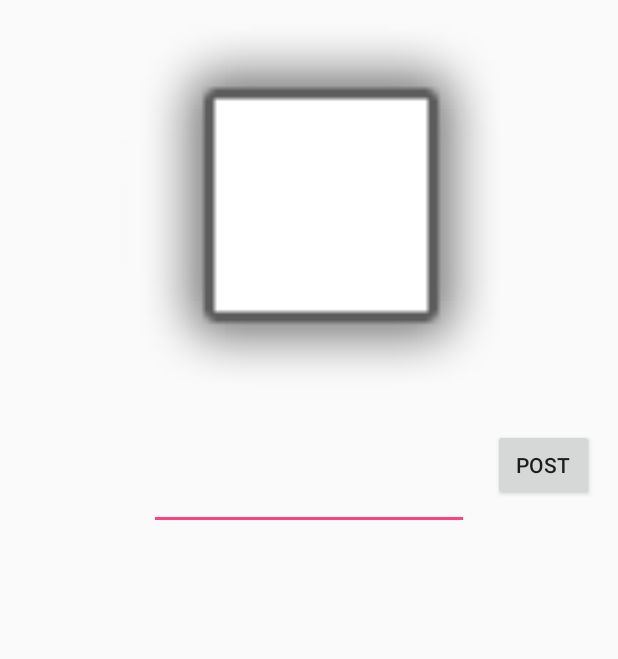
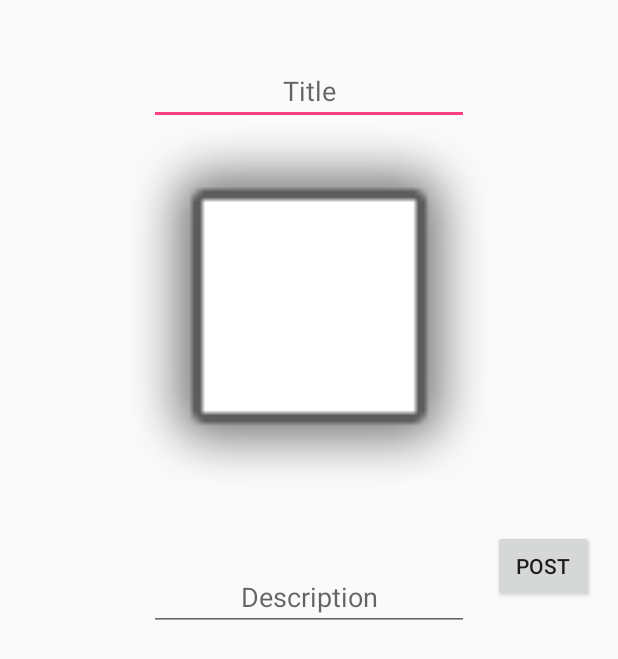
Before and after one commit to IoanCristianRadu/Imagery, an Android app: the NewPostActivity screen opened directly, with no data from a screen before it, on a phone screen of 412 x 824 dp. Shown: the top 659 px of the screen. Run offline under Robolectric (Android 15) with nearby library versions, the phone set to English and light mode, and no system bars.

Commit message:
Title + description functionality & Refactoring

```diff
--- a/app/src/main/res/layout/activity_new_post.xml
+++ b/app/src/main/res/layout/activity_new_post.xml
@@ -15,17 +15,25 @@
         android:paddingTop="@dimen/activity_vertical_margin"
         tools:context="com.example.cristi.timblr.AddPostActivity">
 
+        <EditText
+            android:id="@+id/imageTitle"
+            android:layout_width="wrap_content"
+            android:layout_height="wrap_content"
+            android:ems="10"
+            android:inputType="textMultiLine"
+            android:layout_marginTop="22dp"
+            android:layout_centerHorizontal="true"
+            android:hint="Title"
+            android:gravity="center_horizontal" />
+
         <ImageView
             android:id="@+id/stampImage"
             android:layout_width="480dp"
             android:layout_height="270dp"
             android:layout_alignParentStart="true"
             android:layout_alignParentLeft="true"
-            android:layout_marginStart="26dp"
-            android:layout_marginLeft="26dp"
-            android:layout_marginEnd="10dp"
-            android:layout_marginRight="10dp"
             android:adjustViewBounds="true"
+            android:layout_below="@+id/imageTitle"
             app:srcCompat="@android:drawable/alert_light_frame" />
 
         <EditText
@@ -36,7 +44,9 @@
             android:inputType="textMultiLine"
             android:layout_marginTop="22dp"
             android:layout_below="@+id/stampImage"
-            android:layout_centerHorizontal="true"/>
+            android:layout_centerHorizontal="true"
+            android:hint="Description"
+            android:gravity="center_horizontal"/>
 
         <Button
             android:id="@+id/btn_post"
```
Also changed, not shown: app/src/main/java/com/project/imagery/Journal.java (+3 -22 lines), app/src/main/java/com/project/imagery/NewPostActivity.java (+6 -10 lines).
